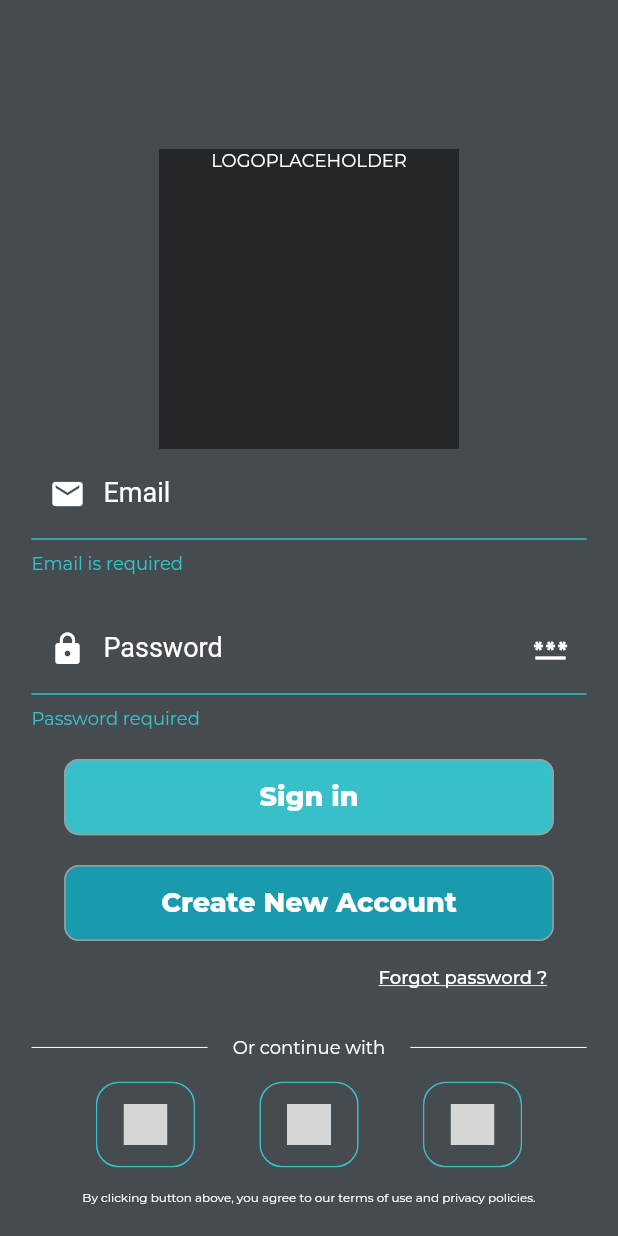
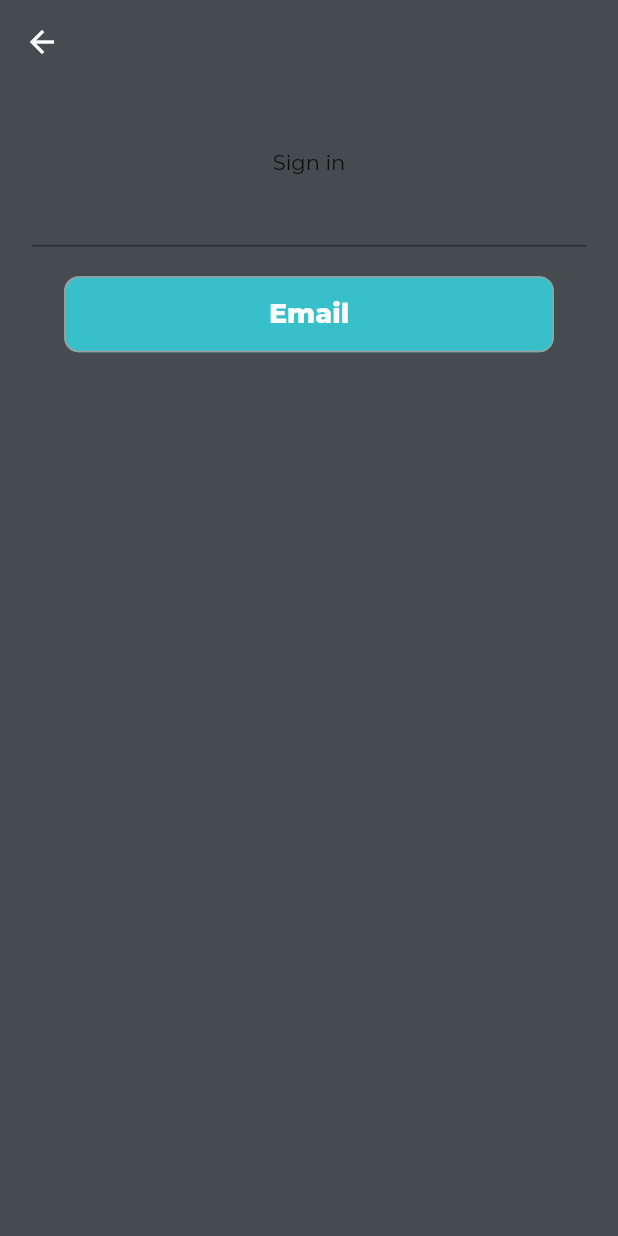
Before and after one commit to JulianGerman/B_ball, a Flutter app: the screen it shows after launch, after a tap on "Sign in", after a tap on "Forgot password ?", on a phone screen of 412 x 824 dp. Run offline on Flutter 3.47's test engine with Material 2 defaults, Android fonts, the phone set to English and light mode, and no system bars; drawn by our look-alikes of social_login_buttons; our stand-ins replace bloc, cloud_firestore, equatable, firebase_auth, firebase_core, flutter_bloc and 5 more; accounts and stored records are empty; grey boxes are pictures that could not be loaded.

Commit message:
[development] Add base of password reset.

```diff
--- a/lib/constants/texts.dart
+++ b/lib/constants/texts.dart
@@ -14,4 +14,5 @@ class Texts {
       'By clicking button above, you agree to our terms of use and privacy policies.';
   static const String ok = 'OK';
   static const String forgotPassword = 'Forgot password ?';
+  static const String signUp = 'Sign up';
 }
--- a/lib/injector.dart
+++ b/lib/injector.dart
@@ -1,6 +1,7 @@
 import 'package:b_ball/core/auth_bloc/auth_bloc.dart';
 import 'package:b_ball/repositories/auth_repository.dart';
 import 'package:b_ball/ui/pages/signin_page/signin_cubit/sign_in_cubit.dart';
+import 'package:b_ball/ui/pages/signup_page/signup_cubit/sign_up_cubit.dart';
 import 'package:cloud_firestore/cloud_firestore.dart';
 import 'package:firebase_auth/firebase_auth.dart';
 import 'package:get_it/get_it.dart';
@@ -9,11 +10,14 @@ final getIt = GetIt.I;
 
 void injectorSetup() {
   getIt.registerFactory<AuthRepository>(() => AuthRepository(
-      firebaseFirestore: FirebaseFirestore.instance,
-      firebaseAuth: FirebaseAuth.instance));
+        firebaseFirestore: FirebaseFirestore.instance,
+        firebaseAuth: FirebaseAuth.instance,
+      ));
   getIt.registerFactory<AuthBloc>(() => AuthBloc(
         authRepository: getIt.get<AuthRepository>(),
       ));
-  getIt.registerFactory<SignInCubit>(
-      () => SignInCubit(authRepository: getIt.get<AuthRepository>()));
+  getIt.registerFactory<SignInCubit>(() => SignInCubit(
+        authRepository: getIt.get<AuthRepository>(),
+      ));
+  getIt.registerFactory<SignUpCubit>(() => SignUpCubit());
 }
--- a/lib/main.dart
+++ b/lib/main.dart
@@ -1,4 +1,5 @@
 import 'dart:developer';
+import 'package:b_ball/ui/pages/password_reset_page/password_reset_page.dart';
 import 'package:flutter_screenutil/flutter_screenutil.dart';
 import 'package:b_ball/config/theme.dart';
 import 'package:b_ball/core/bloc_wrapper.dart';
@@ -38,6 +39,7 @@ class MyApp extends StatelessWidget {
             SignUpPage.routeName: ((context) => const SignUpPage()),
             SignInPage.routeName: (context) => const SignInPage(),
             HomePage.routeName: (context) => const HomePage(),
+            PasswordResetPage.routeName: (context) => const PasswordResetPage(),
             // ProfilePage.routeName: ((context) => ProfilePage())
           },
         ),
--- /dev/null
+++ b/lib/ui/pages/password_reset_page/password_reset_page.dart
@@ -0,0 +1,47 @@
+import 'package:b_ball/constants/texts.dart';
+import 'package:b_ball/ui/global_widgets/custom_elevated_button.dart';
+import 'package:b_ball/ui/global_widgets/custom_scaffold_wrapper.dart';
+import 'package:flutter/material.dart';
+import 'package:flutter_screenutil/flutter_screenutil.dart';
+
+class PasswordResetPage extends StatelessWidget {
+  static const String routeName = '/passwordReset';
+  const PasswordResetPage({Key? key}) : super(key: key);
+
+  @override
+  Widget build(BuildContext context) {
+    return CustomScaffoldWrapper(
+      automaticallyImplyLeading: true,
+      child: SingleChildScrollView(
+        child: Center(
+          child: Column(
+            children: [
+              SizedBox(height: 100.h),
+              Text(
+                Texts.signIn,
+              ),
+              _buildResetPasswordForm(),
+            ],
+          ),
+        ),
+      ),
+    );
+  }
+
+  Padding _buildResetPasswordForm() {
+    return Padding(
+      padding: EdgeInsets.symmetric(horizontal: 20.w),
+      child: Form(
+        child: Column(
+          children: [
+            TextFormField(),
+            SizedBox(height: 20.h),
+            CustomEleveatedButton(onPressed: _submit, content: Texts.email)
+          ],
+        ),
+      ),
+    );
+  }
+
+  void _submit() {}
+}
--- a/lib/ui/pages/signin_page/signin_cubit/sign_in_cubit.dart
+++ b/lib/ui/pages/signin_page/signin_cubit/sign_in_cubit.dart
@@ -15,7 +15,7 @@ class SignInCubit extends Cubit<SignInState> {
   }) async {
     emit(state.copyWith(signingStatus: SigningStatus.submitting));
     try {
-      await authRepository.signIn(
+      await authRepository.signInWithEmail(
         email: email,
         password: password,
       );
--- a/lib/ui/pages/signin_page/widgets/signin_form.dart
+++ b/lib/ui/pages/signin_page/widgets/signin_form.dart
@@ -3,6 +3,7 @@ import 'package:b_ball/config/colors.dart';
 import 'package:b_ball/constants/texts.dart';
 import 'package:b_ball/ui/dialogs/error_dialog.dart';
 import 'package:b_ball/ui/global_widgets/custom_elevated_button.dart';
+import 'package:b_ball/ui/pages/password_reset_page/password_reset_page.dart';
 import 'package:b_ball/ui/pages/signin_page/signin_cubit/sign_in_cubit.dart';
 import 'package:b_ball/ui/pages/signup_page/signup_page.dart';
 import 'package:flutter/material.dart';
@@ -118,7 +119,10 @@ class _SignInFormState extends State<SignInForm> {
                 mainAxisAlignment: MainAxisAlignment.end,
                 children: [
                   TextButton(
-                    onPressed: () {},
+                    onPressed: () => Navigator.pushNamed(
+                      context,
+                      PasswordResetPage.routeName,
+                    ),
                     style: ButtonStyle(
                       padding: MaterialStateProperty.all<EdgeInsets>(
                         const EdgeInsets.all(0),
--- a/lib/ui/pages/signup_page/widgets/sitgnup_form.dart
+++ b/lib/ui/pages/signup_page/widgets/sitgnup_form.dart
@@ -1,6 +1,5 @@
 import 'package:b_ball/constants/texts.dart';
 import 'package:flutter/material.dart';
-
 
 class SignUpForm extends StatefulWidget {
   const SignUpForm({Key? key}) : super(key: key);
@@ -13,7 +12,7 @@ class _SignUpFormState extends State<SignUpForm> {
   @override
   Widget build(BuildContext context) {
     return Form(
-      child: Text(Texts.emailRequired),
+      child: Text(Texts.signUp),
     );
   }
 }
```
Also changed, not shown: lib/repositories/auth_repository.dart (+22 -3 lines).
